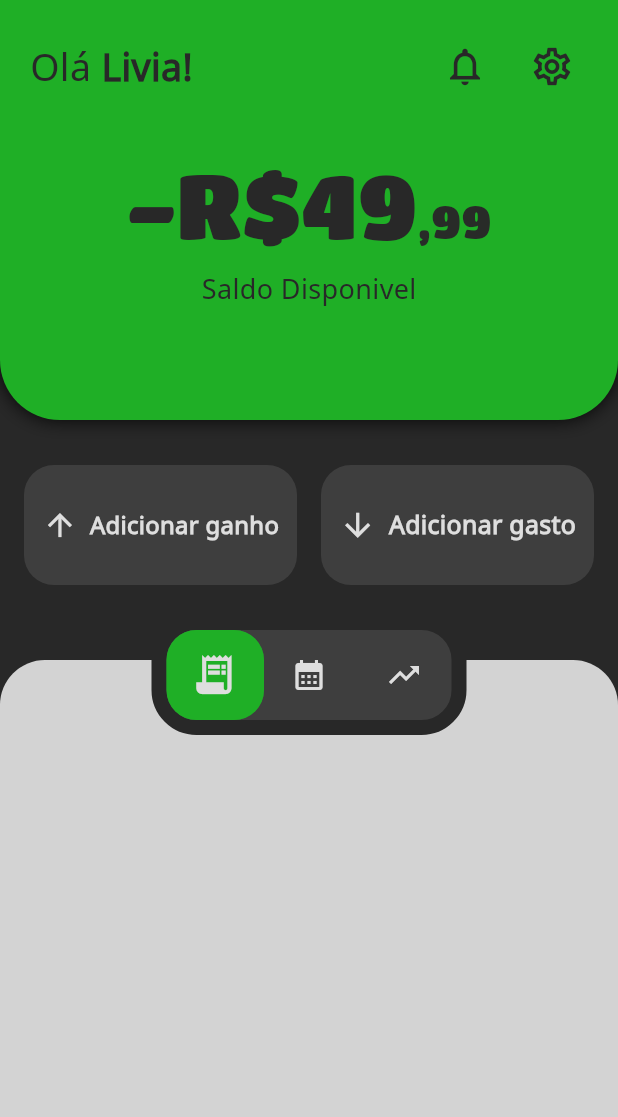
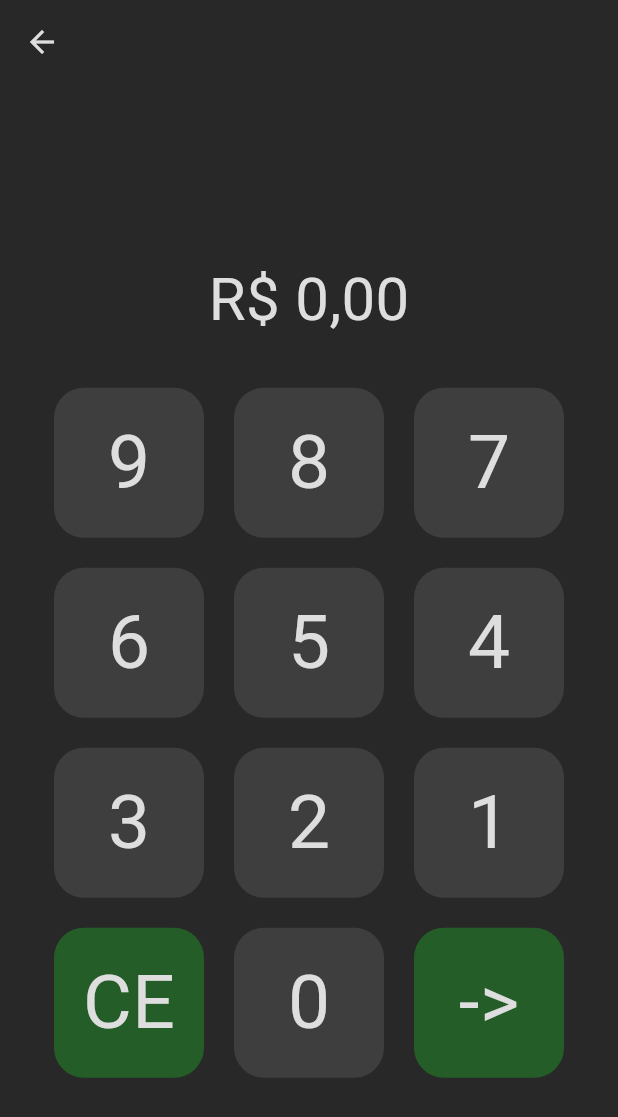
Before and after one commit to MarcoosDev/AppFinance, a Flutter app: the screen it shows after launch, after a tap on "Adicionar gasto", on a phone screen of 412 x 824 dp. Shown: the top 1117 px of the screen. Run offline on Flutter 3.47's test engine with Material 3 defaults, Android fonts, the phone set to English and light mode, and no system bars; our stand-ins replace flutter_svg, go_router; project files that could hold a hidden picture were left out.

Commit message:
Adicionado teclado na tela de adicionar gasto

```diff
--- a/lib/routes/app_routes.dart
+++ b/lib/routes/app_routes.dart
@@ -1,12 +1,14 @@
 import 'package:app_financeiro_autoral/models/user_model.dart';
 import 'package:app_financeiro_autoral/config/enum_colors.dart';
+import 'package:app_financeiro_autoral/screens/add_expense/expense_screen.dart';
 import 'package:app_financeiro_autoral/screens/home/home_page.dart';
 import 'package:app_financeiro_autoral/screens/settings/settings.dart';
+import 'package:flutter/widgets.dart';
 import 'package:go_router/go_router.dart';
 
 final UserModel us = UserModel(
   name: "Livia Sophia",
-  saldoInicial: -49.99,
+  saldoInicial: (1600 - 86.05),
   corThema: OptionsColor.roxo,
 ); //Isso é temporario
 
@@ -16,6 +18,27 @@ GoRouter router = GoRouter(
       path: "/",
       builder: (context, state) => HomePage(user: us),
     ),
-    GoRoute(path: "/settings", builder: (context, state) => const Settings()),
+    GoRoute(path: "/settings", builder: (context, state) => Settings()),
+    GoRoute(
+      path: "/expense",
+      pageBuilder: (context, state) => CustomTransitionPage(
+        key: state.pageKey, // ← adicione isto
+        child: const ExpenseScreen(),
+        transitionsBuilder: (context, animation, secondaryAnimation, child) {
+          final curva = CurvedAnimation(
+            parent: animation,
+            curve: Curves.easeOutCubic,
+            reverseCurve: Curves.easeInCubic,
+          );
+          return SlideTransition(
+            position: Tween(
+              begin: const Offset(0, 1),
+              end: Offset.zero,
+            ).animate(curva),
+            child: child,
+          );
+        },
+      ),
+    ),
   ],
 );
--- /dev/null
+++ b/lib/screens/add_expense/expense_screen.dart
@@ -0,0 +1,122 @@
+import 'package:flutter/material.dart';
+import 'package:app_financeiro_autoral/config/app_colors.dart';
+import 'package:intl/intl.dart';
+
+class ExpenseScreen extends StatefulWidget {
+  const ExpenseScreen({super.key});
+
+  @override
+  State<ExpenseScreen> createState() => _ExpenseScreenState();
+}
+
+class _ExpenseScreenState extends State<ExpenseScreen> {
+  final _fmt = NumberFormat.currency(locale: 'pt_BR', symbol: 'R\$');
+  int centavos = 0;
+
+  void _alterarVisor(Object mudanca) {
+    if (mudanca is String) {
+      if (mudanca == "CE") {
+        setState(() => centavos = 0);
+        return;
+      } else if (mudanca == "->") {
+        return;
+      }
+    }
+
+    if (mudanca is int) {
+      final novo = centavos * 10 + mudanca;
+      if (novo > 99999999999) return; // R$ 999.999.999,99
+      setState(() => centavos = novo);
+    }
+  }
+
+  @override
+  Widget build(BuildContext context) {
+    return Scaffold(
+      appBar: AppBar(
+        backgroundColor: theme.background,
+        iconTheme: IconThemeData(color: theme.iconsButtonsFlutuant),
+      ),
+      backgroundColor: theme.background,
+      body: Column(
+        mainAxisAlignment: MainAxisAlignment.center,
+        children: [
+          Padding(
+            padding: const EdgeInsets.all(20),
+            child: Text(
+              (_fmt.format(centavos / 100)),
+              style: TextStyle(fontSize: 40, color: theme.iconsButtonsFlutuant),
+            ),
+          ),
+
+          Row(
+            mainAxisAlignment: MainAxisAlignment.center,
+            children: [
+              ButtonNumberPad(label: 9, onTap: _alterarVisor),
+              ButtonNumberPad(label: 8, onTap: _alterarVisor),
+              ButtonNumberPad(label: 7, onTap: _alterarVisor),
+            ],
+          ),
+
+          Row(
+            mainAxisAlignment: MainAxisAlignment.center,
+            children: [
+              ButtonNumberPad(label: 6, onTap: _alterarVisor),
+              ButtonNumberPad(label: 5, onTap: _alterarVisor),
+              ButtonNumberPad(label: 4, onTap: _alterarVisor),
+            ],
+          ),
+          Row(
+            mainAxisAlignment: MainAxisAlignment.center,
+            children: [
+              ButtonNumberPad(label: 3, onTap: _alterarVisor),
+              ButtonNumberPad(label: 2, onTap: _alterarVisor),
+              ButtonNumberPad(label: 1, onTap: _alterarVisor),
+            ],
+          ),
+          Row(
+            mainAxisAlignment: MainAxisAlignment.center,
+            children: [
+              ButtonNumberPad(label: "CE", onTap: _alterarVisor),
+              ButtonNumberPad(label: 0, onTap: _alterarVisor),
+              ButtonNumberPad(label: "->", onTap: _alterarVisor),
+            ],
+          ),
+        ],
+      ),
+    );
+  }
+}
+
+class ButtonNumberPad extends StatelessWidget {
+  const ButtonNumberPad({super.key, required this.onTap, required this.label});
+  final Object label;
+  final Function onTap;
+  @override
+  Widget build(BuildContext context) {
+    return Padding(
+      padding: const EdgeInsets.all(10),
+      child: InkWell(
+        onTap: () => {onTap(label)},
+        borderRadius: BorderRadius.circular(20),
+        child: Ink(
+          width: 100,
+          height: 100,
+
+          decoration: BoxDecoration(
+            color: (label is int
+                ? theme.backgroundButtonsFlutuant
+                : theme.primary.withAlpha(100)),
+            borderRadius: BorderRadius.circular(20),
+          ),
+          child: Center(
+            child: Text(
+              label.toString(),
+              style: TextStyle(fontSize: 50, color: theme.iconsButtonsFlutuant),
+            ),
+          ),
+        ),
+      ),
+    );
+  }
+}
--- a/lib/screens/home/widgets/home_buttons/buttons_home.dart
+++ b/lib/screens/home/widgets/home_buttons/buttons_home.dart
@@ -1,4 +1,5 @@
 import 'package:app_financeiro_autoral/config/app_colors.dart';
+import 'package:go_router/go_router.dart';
 import 'package:flutter/material.dart';
 
 class BottonsHomeCenter extends StatelessWidget {
@@ -22,7 +23,7 @@ class BottonsHomeCenter extends StatelessWidget {
             child: _HomeActionButton(
               icon: Icons.arrow_downward,
               label: "Adicionar gasto",
-              onTap: () {},
+              onTap: () => GoRouter.of(context).push("/expense"),
             ),
           ),
         ],
--- a/lib/screens/settings/widgets/theme_preview_widget.dart
+++ b/lib/screens/settings/widgets/theme_preview_widget.dart
@@ -22,7 +22,7 @@ class ThemePreview extends StatelessWidget {
               child: Ink(
                 decoration: BoxDecoration(
                   color: atual.backgroundButtonsFlutuant,
-                  borderRadius: BorderRadius.circular(15),
+                  borderRadius: BorderRadius.circular(10),
                   border: Border.all(
                     color: selecionado ? atual.primary : Colors.transparent,
                     width: 5,
```
Also changed, not shown: 8 other files.
